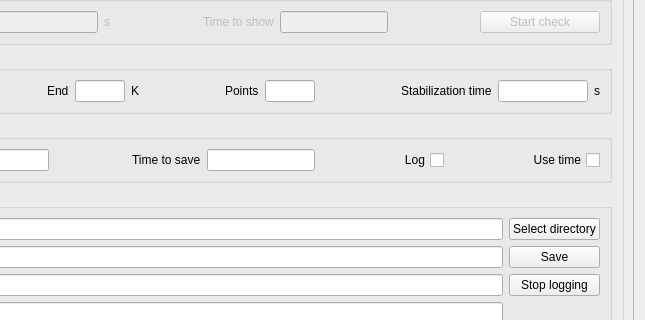
Qt form plugins/itc503/itc503_settingsWidget.ui (pyIVLS/pyIVLS) before a commit; both pictures show x 181 to 826 and y 206 to 526 of the 826 by 687 pixel window.
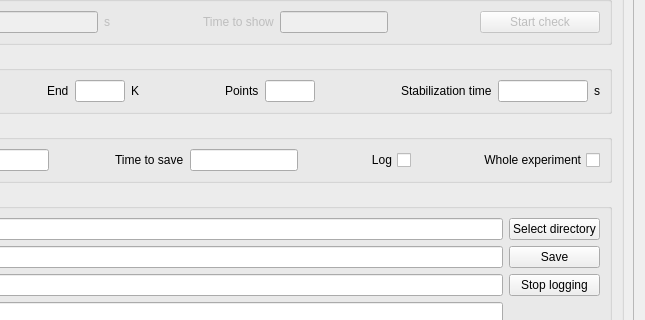
The same form after that commit.

Diff of the .ui file:
```diff
--- a/plugins/itc503/itc503_settingsWidget.ui
+++ b/plugins/itc503/itc503_settingsWidget.ui
@@ -565,7 +565,7 @@
                 <enum>Qt::LayoutDirection::RightToLeft</enum>
                </property>
                <property name="text">
-                <string>Use time</string>
+                <string>Whole experiment</string>
                </property>
               </widget>
              </item>
```
